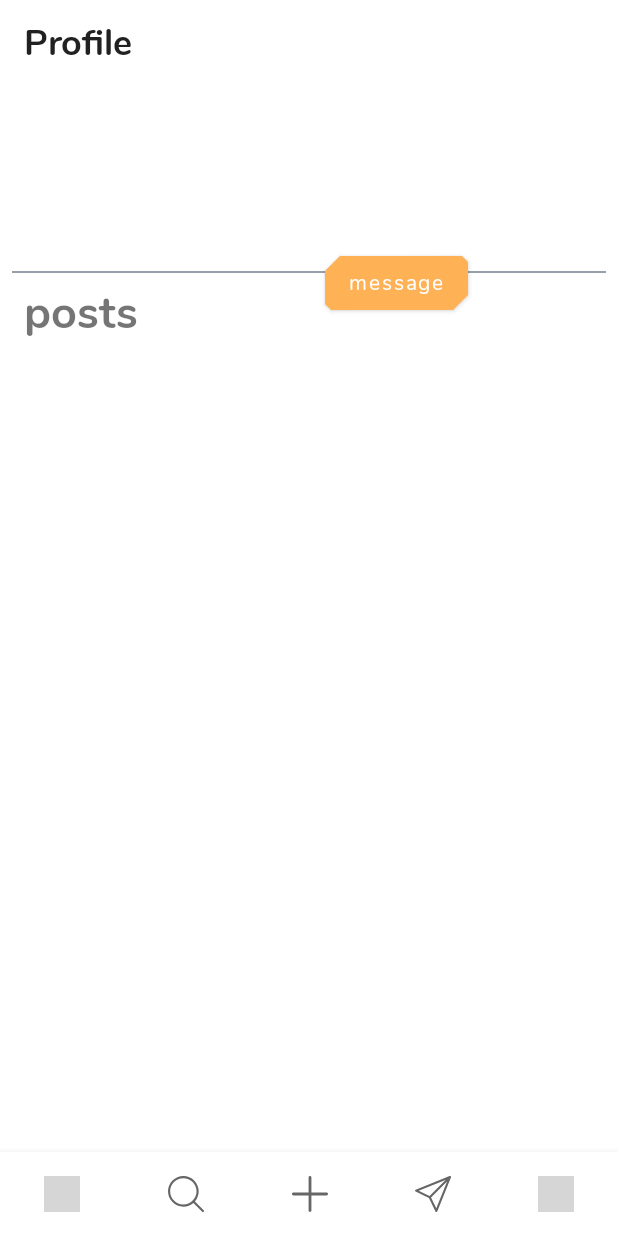
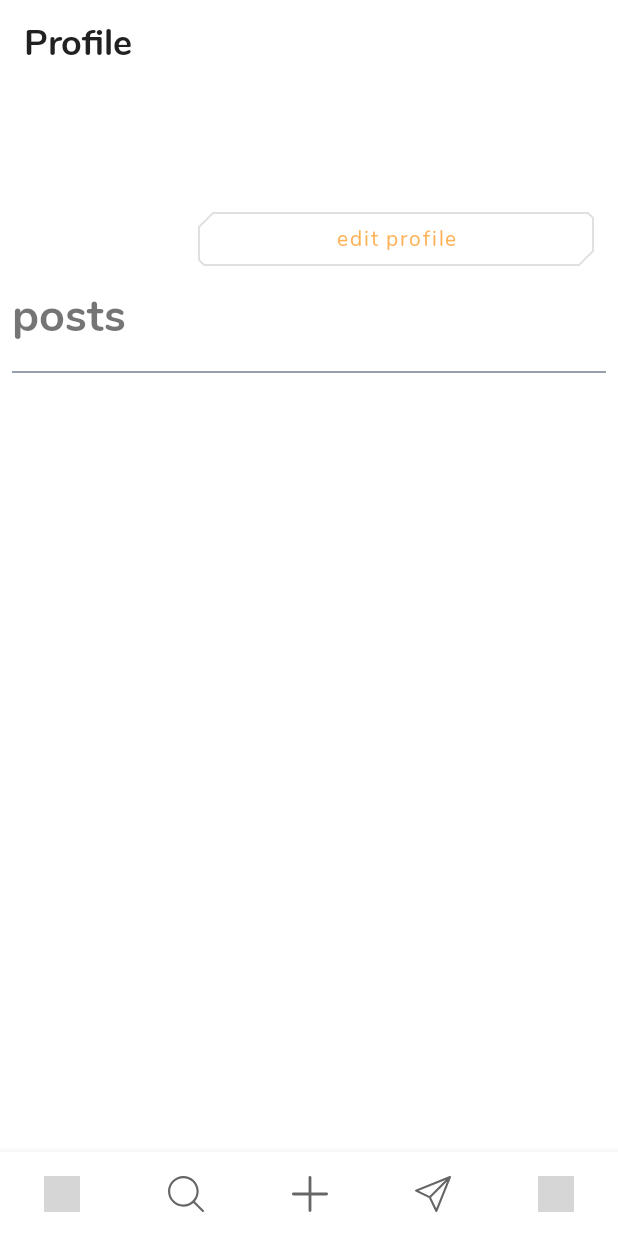
Before and after one commit to 13yadav/android-social-media, an Android app: the ProfileFragment screen opened through its navigation route, on a phone screen of 412 x 824 dp. Run offline under Robolectric (Android 15) with nearby library versions, the light colour scheme and no system bars; our stand-ins replace Dagger/Hilt's generated code, Firebase (no records; nobody signed in at launch, a user with empty details on screens opened directly), data binding, navigation-ui; pictures from the network do not load; 6 statements that could not run were skipped; grey boxes are pictures that could not be loaded.

Commit message:
some fixes

```diff
--- a/app/src/main/java/com/strangecoder/socialmedia/ui/MainActivity.kt
+++ b/app/src/main/java/com/strangecoder/socialmedia/ui/MainActivity.kt
@@ -52,6 +52,7 @@ class MainActivity : AppCompatActivity() {
                 || id == R.id.searchFragment
                 || id == R.id.messagesFragment
                 || id == R.id.profileFragment
+                || id == R.id.commentDialog
             ) {
                 binding.bottomNavBar.isVisible = true
                 binding.toolbar.isVisible = true
--- a/app/src/main/java/com/strangecoder/socialmedia/ui/main/fragments/EditProfileFragment.kt
+++ b/app/src/main/java/com/strangecoder/socialmedia/ui/main/fragments/EditProfileFragment.kt
@@ -13,6 +13,7 @@ import androidx.core.view.isVisible
 import androidx.core.widget.addTextChangedListener
 import androidx.fragment.app.Fragment
 import androidx.fragment.app.viewModels
+import androidx.navigation.fragment.findNavController
 import com.bumptech.glide.RequestManager
 import com.google.firebase.auth.FirebaseAuth
 import com.strangecoder.socialmedia.R
@@ -137,6 +138,7 @@ class EditProfileFragment : Fragment() {
             binding.editProfileProgressBar.isVisible = false
             binding.btnUpdateProfile.isEnabled = false
             snackBar(requireContext().getString(R.string.profile_updated))
+            findNavController().navigate(R.id.action_editProfileFragment_to_profileFragment)
         })
     }
 
--- a/app/src/main/java/com/strangecoder/socialmedia/ui/main/fragments/ProfileFragment.kt
+++ b/app/src/main/java/com/strangecoder/socialmedia/ui/main/fragments/ProfileFragment.kt
@@ -5,13 +5,14 @@ import android.view.View
 import android.widget.ProgressBar
 import androidx.core.view.isVisible
 import androidx.fragment.app.viewModels
+import androidx.navigation.fragment.findNavController
 import com.google.firebase.auth.FirebaseAuth
 import com.strangecoder.socialmedia.R
 import com.strangecoder.socialmedia.databinding.FragmentProfileBinding
 import com.strangecoder.socialmedia.other.EventObserver
 import com.strangecoder.socialmedia.ui.main.fragments.base.BasePostFragment
+import com.strangecoder.socialmedia.ui.main.viewmodels.ProfileViewModel
 import com.strangecoder.socialmedia.ui.main.viewmodels.base.BasePostViewModel
-import com.strangecoder.socialmedia.ui.main.viewmodels.ProfileViewModel
 import com.strangecoder.socialmedia.ui.viewutils.snackBar
 import dagger.hilt.android.AndroidEntryPoint
 
@@ -42,7 +43,14 @@ open class ProfileFragment : BasePostFragment<FragmentProfileBinding>() {
         subscribeToObservers()
 
         binding.btnToggleFollow.isVisible = false
+        binding.btnMessage.isVisible = false
+        binding.btnEditProfile.isVisible = true
+
         viewModel.loadProfile(uid)
+
+        binding.btnEditProfile.setOnClickListener {
+            findNavController().navigate(R.id.action_profileFragment_to_editProfileFragment)
+        }
     }
 
     private fun setupRecyclerView() = binding.rvPosts.apply {
@@ -53,14 +61,14 @@ open class ProfileFragment : BasePostFragment<FragmentProfileBinding>() {
     private fun subscribeToObservers() {
         viewModel.profileMeta.observe(viewLifecycleOwner, EventObserver(
             onLoading = {
-                binding.profileMetaProgressBar.isVisible = true
+                binding.profilePostsProgressBar.isVisible = true
             },
             onError = {
-                binding.profileMetaProgressBar.isVisible = false
+                binding.profilePostsProgressBar.isVisible = false
                 snackBar(it)
             }
         ) { user ->
-            binding.profileMetaProgressBar.isVisible = false
+            binding.profilePostsProgressBar.isVisible = false
             binding.tvUsername.text = user.username
             binding.tvProfileDescription.text =
                 if (user.bio.isEmpty()) requireContext().getString(R.string.no_description)
--- a/app/src/main/res/layout/fragment_profile.xml
+++ b/app/src/main/res/layout/fragment_profile.xml
@@ -7,51 +7,19 @@
 
     </data>
 
+    <androidx.core.widget.NestedScrollView
+        android:id="@+id/clProfile"
+        android:layout_width="match_parent"
+        android:layout_height="match_parent"
+        app:layout_behavior="@string/appbar_scrolling_view_behavior">
+
         <androidx.constraintlayout.widget.ConstraintLayout
-        android:id="@+id/clProfile"
             android:layout_width="match_parent"
             android:layout_height="match_parent"
             app:layout_constraintEnd_toEndOf="parent"
             app:layout_constraintHorizontal_bias="0.5"
             app:layout_constraintStart_toStartOf="parent"
             app:layout_constraintTop_toTopOf="parent">
-
-        <ProgressBar
-            android:id="@+id/profileMetaProgressBar"
-            android:layout_width="wrap_content"
-            android:layout_height="wrap_content"
-            android:visibility="gone"
-            app:layout_constraintBottom_toBottomOf="@+id/ivProfileImage"
-            app:layout_constraintEnd_toEndOf="parent"
-            app:layout_constraintHorizontal_bias="0.5"
-            app:layout_constraintStart_toStartOf="parent"
-            app:layout_constraintTop_toTopOf="@+id/ivProfileImage" />
-
-        <com.google.android.material.button.MaterialButton
-            android:id="@+id/btnToggleFollow"
-            android:layout_width="wrap_content"
-            android:layout_height="wrap_content"
-            android:layout_marginStart="16dp"
-            android:text="@string/follow"
-            android:textAllCaps="false"
-            app:layout_constraintEnd_toStartOf="@+id/btnMessage"
-            app:layout_constraintHorizontal_bias="0.5"
-            app:layout_constraintHorizontal_chainStyle="spread"
-            app:layout_constraintStart_toEndOf="@+id/ivProfileImage"
-            app:layout_constraintTop_toBottomOf="@+id/tvProfileDescription" />
-
-        <com.google.android.material.button.MaterialButton
-            android:id="@+id/btnMessage"
-            android:layout_width="wrap_content"
-            android:layout_height="wrap_content"
-            android:layout_marginStart="16dp"
-            android:layout_marginEnd="16dp"
-            android:text="message"
-            android:textAllCaps="false"
-            app:layout_constraintEnd_toEndOf="parent"
-            app:layout_constraintHorizontal_bias="0.5"
-            app:layout_constraintStart_toEndOf="@+id/btnToggleFollow"
-            app:layout_constraintTop_toBottomOf="@+id/tvProfileDescription" />
 
             <com.google.android.material.imageview.ShapeableImageView
                 android:id="@+id/ivProfileImage"
@@ -70,6 +38,7 @@
                 android:layout_height="wrap_content"
                 android:layout_marginStart="16dp"
                 android:layout_marginTop="16dp"
+                android:layout_marginEnd="16dp"
                 android:textSize="20sp"
                 app:layout_constraintEnd_toEndOf="parent"
                 app:layout_constraintStart_toEndOf="@+id/ivProfileImage"
@@ -82,13 +51,68 @@
                 android:layout_height="wrap_content"
                 android:layout_marginStart="16dp"
                 android:layout_marginTop="8dp"
-            android:layout_marginEnd="8dp"
-            android:lines="3"
+                android:layout_marginEnd="16dp"
                 android:maxLines="3"
                 app:layout_constraintEnd_toEndOf="parent"
                 app:layout_constraintStart_toEndOf="@+id/ivProfileImage"
                 app:layout_constraintTop_toBottomOf="@+id/tvUsername"
                 tools:text="live life like king" />
+
+            <com.google.android.material.button.MaterialButton
+                android:id="@+id/btn_edit_profile"
+                style="@style/Widget.MaterialComponents.Button.OutlinedButton"
+                android:layout_width="0dp"
+                android:layout_height="wrap_content"
+                android:layout_marginStart="16dp"
+                android:layout_marginTop="8dp"
+                android:layout_marginEnd="16dp"
+                android:text="@string/edit_profile"
+                android:textAllCaps="false"
+                app:layout_constraintEnd_toEndOf="parent"
+                app:layout_constraintStart_toEndOf="@+id/ivProfileImage"
+                app:layout_constraintTop_toBottomOf="@+id/tvProfileDescription" />
+
+            <com.google.android.material.button.MaterialButton
+                android:id="@+id/btnToggleFollow"
+                style="@style/Widget.MaterialComponents.Button.OutlinedButton"
+                android:layout_width="0dp"
+                android:layout_height="wrap_content"
+                android:layout_marginStart="16dp"
+                android:layout_marginTop="20dp"
+                android:layout_marginEnd="8dp"
+                android:text="@string/unfollow"
+                android:textAllCaps="false"
+                app:layout_constraintEnd_toStartOf="@+id/btnMessage"
+                app:layout_constraintHorizontal_bias="0.5"
+                app:layout_constraintStart_toStartOf="parent"
+                app:layout_constraintTop_toBottomOf="@+id/ivProfileImage" />
+
+            <com.google.android.material.button.MaterialButton
+                android:id="@+id/btnMessage"
+                style="@style/Widget.MaterialComponents.Button.OutlinedButton"
+                android:layout_width="0dp"
+                android:layout_height="wrap_content"
+                android:layout_marginStart="8dp"
+                android:layout_marginEnd="16dp"
+                android:text="@string/message"
+                android:textAllCaps="false"
+                app:layout_constraintBottom_toBottomOf="@+id/btnToggleFollow"
+                app:layout_constraintEnd_toEndOf="parent"
+                app:layout_constraintHorizontal_bias="0.5"
+                app:layout_constraintStart_toEndOf="@+id/btnToggleFollow"
+                app:layout_constraintTop_toTopOf="@+id/btnToggleFollow" />
+
+            <com.google.android.material.textview.MaterialTextView
+                android:id="@+id/tvYourPosts"
+                android:layout_width="wrap_content"
+                android:layout_height="wrap_content"
+                android:layout_marginStart="8dp"
+                android:layout_marginTop="16dp"
+                android:text="@string/posts"
+                android:textSize="30sp"
+                android:textStyle="bold"
+                app:layout_constraintStart_toStartOf="parent"
+                app:layout_constraintTop_toBottomOf="@+id/btnToggleFollow" />
 
             <View
                 android:id="@+id/view2"
@@ -100,45 +124,39 @@
                 android:background="@color/secondaryText"
                 app:layout_constraintEnd_toEndOf="parent"
                 app:layout_constraintStart_toStartOf="parent"
-            app:layout_constraintTop_toBottomOf="@+id/btnToggleFollow" />
+                app:layout_constraintTop_toBottomOf="@+id/tvYourPosts" />
 
-        <com.google.android.material.textview.MaterialTextView
-            android:id="@+id/tvYourPosts"
-            android:layout_width="wrap_content"
-            android:layout_height="wrap_content"
-            android:layout_marginStart="16dp"
-            android:layout_marginTop="4dp"
-            android:text="@string/posts"
-            android:textSize="30sp"
-            android:textStyle="bold"
+            <androidx.recyclerview.widget.RecyclerView
+                android:id="@+id/rvPosts"
+                android:layout_width="match_parent"
+                android:layout_height="match_parent"
+                android:layout_marginStart="8dp"
+                android:layout_marginEnd="8dp"
+                android:nestedScrollingEnabled="false"
+                android:orientation="vertical"
+                android:paddingTop="8dp"
+                android:paddingBottom="30dp"
+                app:layoutManager="androidx.recyclerview.widget.LinearLayoutManager"
+                app:layout_constraintBottom_toBottomOf="parent"
+                app:layout_constraintEnd_toEndOf="parent"
+                app:layout_constraintHorizontal_bias="0.5"
                 app:layout_constraintStart_toStartOf="parent"
-            app:layout_constraintTop_toBottomOf="@+id/view2" />
+                app:layout_constraintTop_toBottomOf="@+id/view2"
+                tools:itemCount="1"
+                tools:listitem="@layout/list_item_post" />
 
             <ProgressBar
                 android:id="@+id/profilePostsProgressBar"
                 android:layout_width="wrap_content"
                 android:layout_height="wrap_content"
+                android:layout_marginTop="24dp"
                 android:visibility="gone"
-            app:layout_constraintBottom_toTopOf="@+id/rvPosts"
                 app:layout_constraintEnd_toEndOf="parent"
                 app:layout_constraintHorizontal_bias="0.5"
                 app:layout_constraintStart_toStartOf="parent"
-            app:layout_constraintTop_toBottomOf="@+id/btnToggleFollow" />
-
-        <androidx.recyclerview.widget.RecyclerView
-            android:id="@+id/rvPosts"
-            android:layout_width="match_parent"
-            android:layout_height="0dp"
-            android:layout_marginStart="8dp"
-            android:layout_marginEnd="8dp"
-            android:orientation="vertical"
-            app:layoutManager="androidx.recyclerview.widget.LinearLayoutManager"
-            app:layout_constraintBottom_toBottomOf="parent"
-            app:layout_constraintEnd_toEndOf="parent"
-            app:layout_constraintHorizontal_bias="0.5"
-            app:layout_constraintStart_toStartOf="parent"
-            app:layout_constraintTop_toBottomOf="@+id/tvYourPosts"
-            tools:listitem="@layout/list_item_post" />
+                app:layout_constraintTop_toBottomOf="@id/view2"
+                tools:visibility="visible" />
 
         </androidx.constraintlayout.widget.ConstraintLayout>
+    </androidx.core.widget.NestedScrollView>
 </layout>
--- a/app/src/main/res/navigation/main_nav_graph.xml
+++ b/app/src/main/res/navigation/main_nav_graph.xml
@@ -45,7 +45,13 @@
     <fragment
         android:id="@+id/editProfileFragment"
         android:name="com.strangecoder.socialmedia.ui.main.fragments.EditProfileFragment"
-        android:label="Edit Profile" />
+        android:label="Edit Profile" >
+        <action
+            android:id="@+id/action_editProfileFragment_to_profileFragment"
+            app:destination="@id/profileFragment"
+            app:popUpTo="@id/editProfileFragment"
+            app:popUpToInclusive="true" />
+    </fragment>
     <fragment
         android:id="@+id/messagesFragment"
         android:name="com.strangecoder.socialmedia.ui.main.fragments.MessagesFragment"
@@ -62,6 +68,9 @@
             android:id="@+id/action_profileFragment_to_loginFragment"
             app:destination="@id/loginFragment"
             app:popUpTo="@id/loginFragment" />
+        <action
+            android:id="@+id/action_profileFragment_to_editProfileFragment"
+            app:destination="@id/editProfileFragment" />
     </fragment>
     <fragment
         android:id="@+id/othersProfileFragment"
--- a/app/src/main/res/values/strings.xml
+++ b/app/src/main/res/values/strings.xml
@@ -48,4 +48,6 @@
     <string name="comments">comments</string>
     <string name="add_post">add post</string>
     <string name="chats">chats</string>
+    <string name="edit_profile">edit profile</string>
+    <string name="message">message</string>
 </resources>
```
Also changed, not shown: app/src/main/java/com/strangecoder/socialmedia/ui/main/fragments/OthersProfileFragment.kt (+4 -22 lines), app/src/main/res/layout/fragment_edit_profile.xml (+2 -13 lines), app/src/main/res/layout/fragment_profile_anim.xml (+53 -29 lines). Lines whose indentation alone changed are shown as unchanged.
